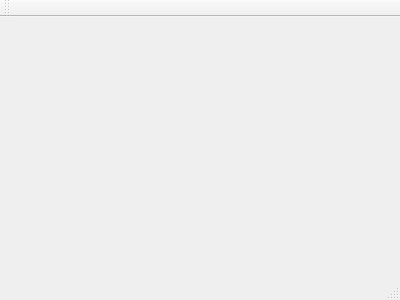
This is Lab3/mainwindow.ui in JoyHsiao/Embeded as Qt 5 draws it before an edit. The edited form follows.
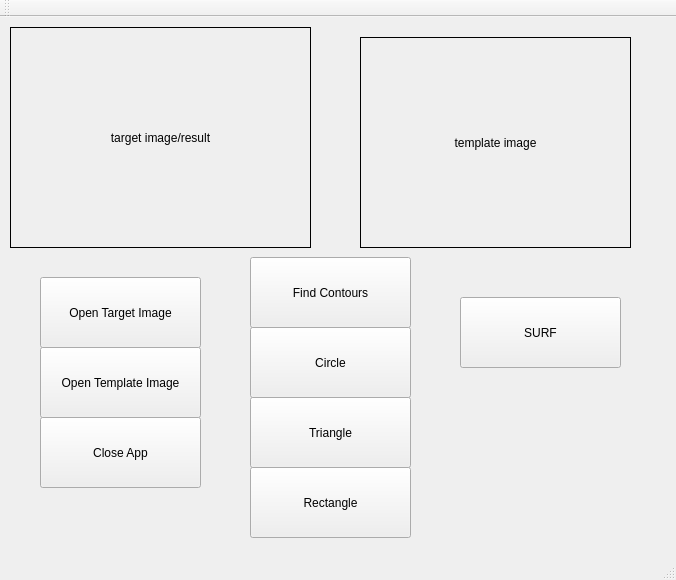
This is the edited form.

What changed in the file:
```diff
--- a/Lab3/mainwindow.ui
+++ b/Lab3/mainwindow.ui
@@ -1,24 +1,188 @@
 <ui version="4.0">
  <class>MainWindow</class>
- <widget class="QMainWindow" name="MainWindow" >
-  <property name="geometry" >
+ <widget class="QMainWindow" name="MainWindow">
+  <property name="geometry">
    <rect>
     <x>0</x>
     <y>0</y>
-    <width>400</width>
-    <height>300</height>
+    <width>676</width>
+    <height>580</height>
    </rect>
   </property>
   <property name="windowTitle" >
    <string>MainWindow</string>
   </property>
-  <widget class="QMenuBar" name="menuBar" />
-  <widget class="QToolBar" name="mainToolBar" />
-  <widget class="QWidget" name="centralWidget" />
-  <widget class="QStatusBar" name="statusBar" />
+  <widget class="QWidget" name="centralWidget">
+   <widget class="QLabel" name="target">
+    <property name="geometry">
+     <rect>
+      <x>10</x>
+      <y>10</y>
+      <width>301</width>
+      <height>221</height>
+     </rect>
+    </property>
+    <property name="layoutDirection">
+     <enum>Qt::LeftToRight</enum>
+    </property>
+    <property name="styleSheet">
+     <string notr="true"/>
+    </property>
+    <property name="frameShape">
+     <enum>QFrame::Box</enum>
+    </property>
+    <property name="text">
+     <string>target image/result</string>
+    </property>
+    <property name="alignment">
+     <set>Qt::AlignCenter</set>
+    </property>
+   </widget>
+   <widget class="QLabel" name="temp">
+    <property name="geometry">
+     <rect>
+      <x>360</x>
+      <y>20</y>
+      <width>271</width>
+      <height>211</height>
+     </rect>
+    </property>
+    <property name="frameShape">
+     <enum>QFrame::Box</enum>
+    </property>
+    <property name="text">
+     <string>template image</string>
+    </property>
+    <property name="alignment">
+     <set>Qt::AlignCenter</set>
+    </property>
+   </widget>
+   <widget class="QPushButton" name="openTarget">
+    <property name="geometry">
+     <rect>
+      <x>40</x>
+      <y>260</y>
+      <width>161</width>
+      <height>71</height>
+     </rect>
+    </property>
+    <property name="text">
+     <string>Open Target Image</string>
+    </property>
+   </widget>
+   <widget class="QPushButton" name="openTemp">
+    <property name="geometry">
+     <rect>
+      <x>40</x>
+      <y>330</y>
+      <width>161</width>
+      <height>71</height>
+     </rect>
+    </property>
+    <property name="text">
+     <string>Open Template Image</string>
+    </property>
+   </widget>
+   <widget class="QPushButton" name="closeApp">
+    <property name="geometry">
+     <rect>
+      <x>40</x>
+      <y>400</y>
+      <width>161</width>
+      <height>71</height>
+     </rect>
+    </property>
+    <property name="text">
+     <string>Close App</string>
+    </property>
+   </widget>
+   <widget class="QPushButton" name="rectangle">
+    <property name="geometry">
+     <rect>
+      <x>250</x>
+      <y>450</y>
+      <width>161</width>
+      <height>71</height>
+     </rect>
+    </property>
+    <property name="text">
+     <string>Rectangle</string>
+    </property>
+   </widget>
+   <widget class="QPushButton" name="triangle">
+    <property name="geometry">
+     <rect>
+      <x>250</x>
+      <y>380</y>
+      <width>161</width>
+      <height>71</height>
+     </rect>
+    </property>
+    <property name="text">
+     <string>Triangle</string>
+    </property>
+   </widget>
+   <widget class="QPushButton" name="circle">
+    <property name="geometry">
+     <rect>
+      <x>250</x>
+      <y>310</y>
+      <width>161</width>
+      <height>71</height>
+     </rect>
+    </property>
+    <property name="text">
+     <string>Circle</string>
+    </property>
+   </widget>
+   <widget class="QPushButton" name="countors">
+    <property name="geometry">
+     <rect>
+      <x>250</x>
+      <y>240</y>
+      <width>161</width>
+      <height>71</height>
+     </rect>
+    </property>
+    <property name="text">
+     <string>Find Contours</string>
+    </property>
+   </widget>
+   <widget class="QPushButton" name="surf">
+    <property name="geometry">
+     <rect>
+      <x>460</x>
+      <y>280</y>
+      <width>161</width>
+      <height>71</height>
+     </rect>
+    </property>
+    <property name="text">
+     <string>SURF</string>
+    </property>
+   </widget>
+  </widget>
+  <widget class="QMenuBar" name="menuBar">
+   <property name="geometry">
+    <rect>
+     <x>0</x>
+     <y>0</y>
+     <width>676</width>
+     <height>25</height>
+    </rect>
+   </property>
+  </widget>
+  <widget class="QToolBar" name="mainToolBar">
+   <attribute name="toolBarArea">
+    <enum>TopToolBarArea</enum>
+   </attribute>
+   <attribute name="toolBarBreak">
+    <bool>false</bool>
+   </attribute>
+  </widget>
+  <widget class="QStatusBar" name="statusBar"/>
  </widget>
- <layoutDefault spacing="6" margin="11" />
- <pixmapfunction></pixmapfunction>
+ <layoutdefault spacing="6" margin="11"/>
  <resources/>
  <connections/>
 </ui>
```
Left out of the diff: 5 changed lines with no effect on the pictures.
